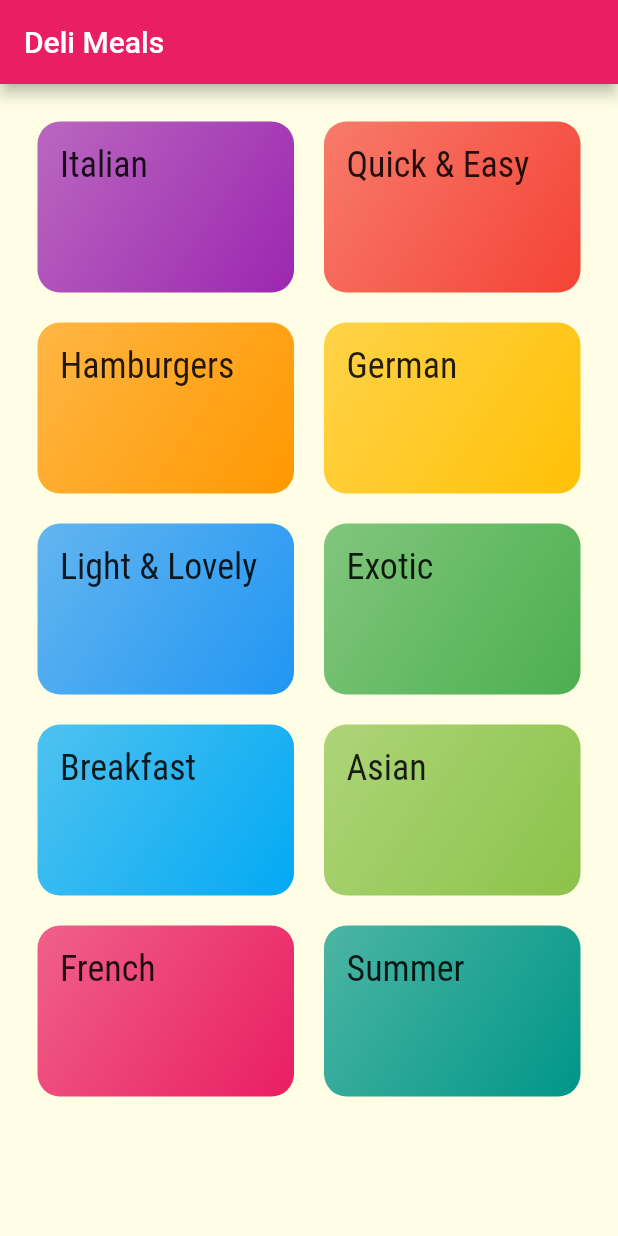
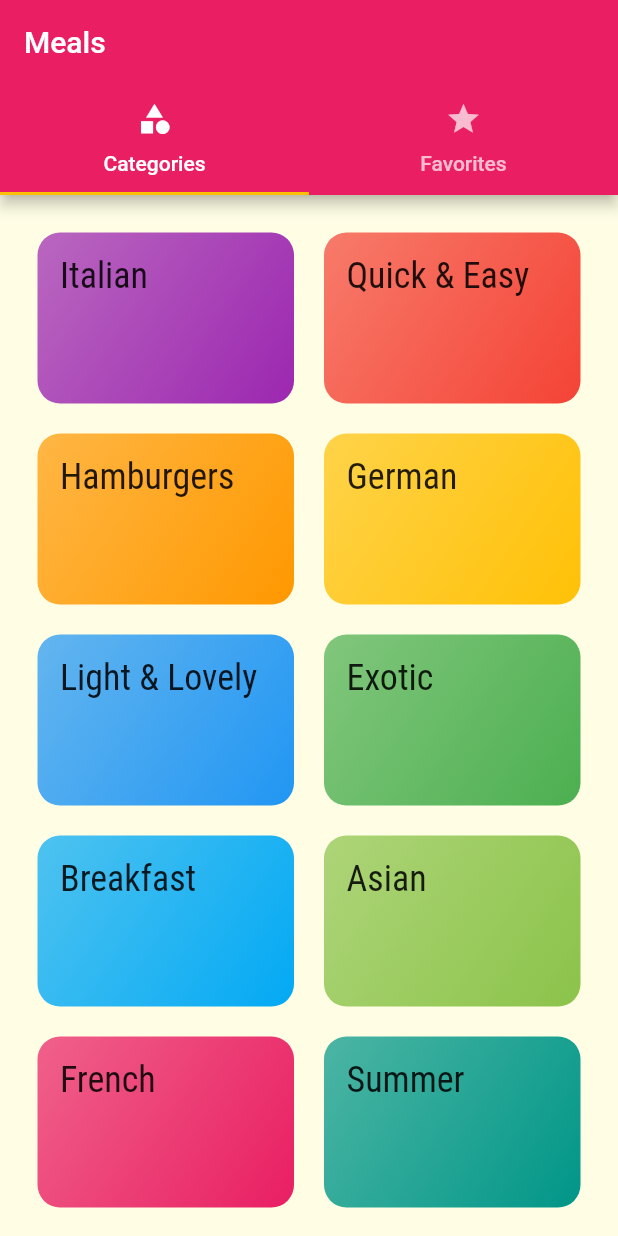
Before and after one commit to sayanmanik/FlutterProjects, a Flutter app: the screen it shows after launch, on a phone screen of 412 x 824 dp. Run offline on Flutter 3.47's test engine with Material 2 defaults, Android fonts, the phone set to English and light mode, and no system bars; missing offline and left inert: dart:ffi; Roboto replaces fonts that are missing (Railway).

Commit message:
added a tabbar to the appbar

```diff
--- a/meals_app/lib/main.dart
+++ b/meals_app/lib/main.dart
@@ -2,6 +2,7 @@ import 'dart:ui';
 
 import 'package:flutter/material.dart';
 import 'package:meals_app/screens/meal_details_screen.dart';
+import 'package:meals_app/screens/tabs_screen.dart';
 
 import 'screens/categories_screen.dart';
 import 'screens/category_meals_screen.dart';
@@ -36,7 +37,7 @@ class MyApp extends StatelessWidget {
       ),
       //home: CategoriesScreen(),
       routes: {
-        '/':(ctx)=>CategoriesScreen(),
+        '/':(ctx)=>TabsScreen(),
         CategoryMealsScreen.routeName:(ctx)=>CategoryMealsScreen(),
         MealDetailsScreen.routeName:(ctx)=>MealDetailsScreen()
       },
@@ -47,9 +48,6 @@ class MyApp extends StatelessWidget {
           builder: (ctx) => MealDetailsScreen()
         );
       },
-
-
-
       onUnknownRoute: (settings) {
           return MaterialPageRoute(
             builder: (ctx)=> CategoryMealsScreen()
--- a/meals_app/lib/screens/categories_screen.dart
+++ b/meals_app/lib/screens/categories_screen.dart
@@ -7,11 +7,7 @@ import 'package:meals_app/widgets/category_item.dart';
 class CategoriesScreen extends StatelessWidget {
   @override
   Widget build(BuildContext context) {
-    return Scaffold(
-      appBar: AppBar(
-        title: const Text('Deli Meals')
-      ),
-      body: GridView(
+    return  GridView(
         padding: const EdgeInsets.all(25),
       children: DUMMY_CATEGORIES.map((catData) {
         return CategoryItem(catData.id,catData.title, catData.color);
@@ -22,7 +18,6 @@ class CategoriesScreen extends StatelessWidget {
         crossAxisSpacing: 20,
         mainAxisSpacing: 20,
       ),
-    )
-  );
+    );
+  }
 }
-}
--- /dev/null
+++ b/meals_app/lib/screens/favorites_screen.dart
@@ -0,0 +1,10 @@
+import 'package:flutter/material.dart';
+
+class FavoriteScreen extends StatelessWidget {
+  @override
+  Widget build(BuildContext context) {
+    return Center(
+      child: Text('The Favorites'),
+    );
+  }
+}
--- /dev/null
+++ b/meals_app/lib/screens/tabs_screen.dart
@@ -0,0 +1,37 @@
+import 'package:flutter/material.dart';
+import 'package:meals_app/screens/categories_screen.dart';
+import 'package:meals_app/screens/favorites_screen.dart';
+
+class TabsScreen extends StatelessWidget {
+  @override
+  Widget build(BuildContext context) {
+    return DefaultTabController(
+      length: 2,
+      child: Scaffold(
+        appBar: AppBar(
+          title: Text('Meals'),
+          bottom: TabBar(
+            tabs: [
+              Tab(
+                icon: Icon(
+                  Icons.category
+                ),
+                text: 'Categories',
+              ),
+               Tab(
+                 icon: Icon(
+                   Icons.star
+                  ),
+                  text: 'Favorites',
+               )
+            ],
+            )
+        ),
+        body: TabBarView(children: [
+          CategoriesScreen(),
+          FavoriteScreen()
+        ]),
+      ),
+    );
+  }
+}
```
